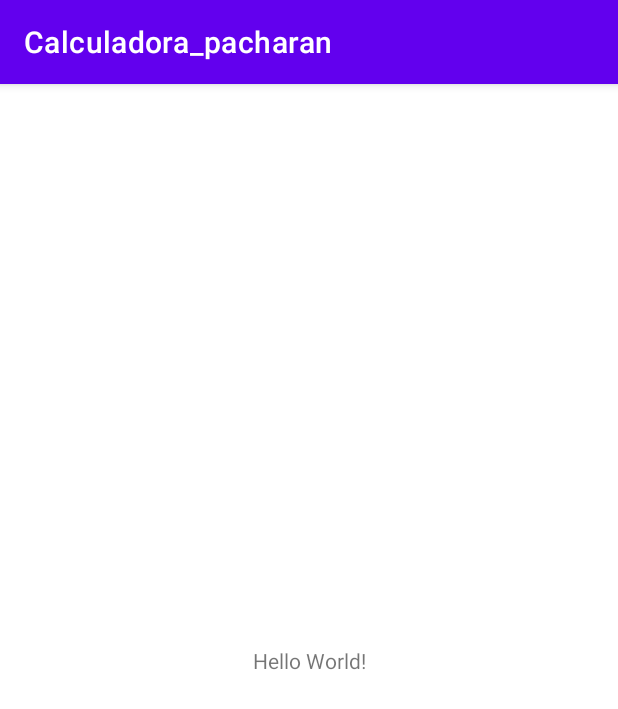
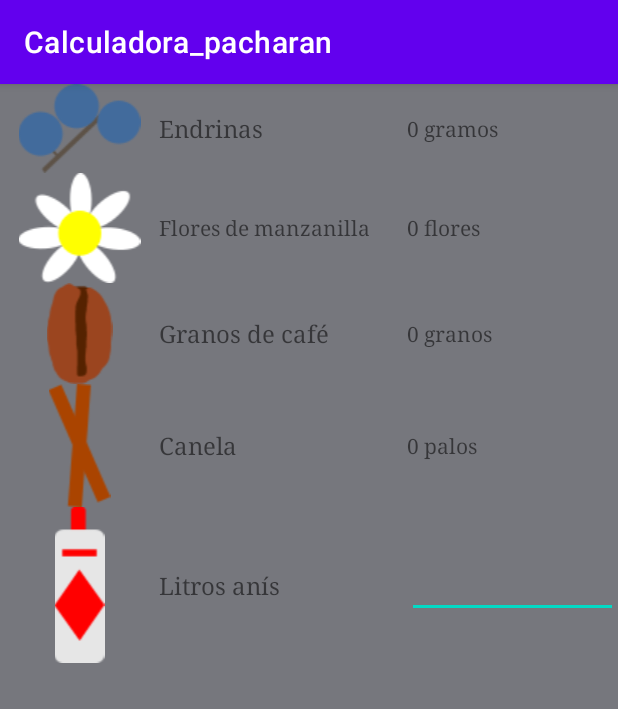
Before and after one commit to javierfh03/Calculadora_pacharan, an Android app: the screen it shows after launch (MainActivity), on a phone screen of 412 x 824 dp. Shown: the top 709 px of the screen. Run offline under Robolectric (Android 15) with nearby library versions, the phone set to English and light mode, and no system bars.

Commit message:
Pequeños cambios en la interfaz

```diff
--- a/app/src/main/res/layout/activity_main.xml
+++ b/app/src/main/res/layout/activity_main.xml
@@ -4,15 +4,169 @@
     xmlns:tools="http://schemas.android.com/tools"
     android:layout_width="match_parent"
     android:layout_height="match_parent"
+    android:background="@color/material_dynamic_neutral50"
     tools:context=".MainActivity">
 
-    <TextView
-        android:layout_width="wrap_content"
-        android:layout_height="wrap_content"
-        android:text="Hello World!"
-        app:layout_constraintBottom_toBottomOf="parent"
-        app:layout_constraintEnd_toEndOf="parent"
-        app:layout_constraintStart_toStartOf="parent"
-        app:layout_constraintTop_toTopOf="parent" />
+    <TableLayout
+        android:layout_width="match_parent"
+        android:layout_height="match_parent">
+
+        <TableRow
+            android:layout_width="match_parent"
+            android:layout_height="match_parent"
+            android:gravity="center">
+
+            <ImageView
+                android:id="@+id/imageView"
+                android:layout_width="46dp"
+                android:layout_height="wrap_content"
+                android:layout_weight="1"
+                app:srcCompat="@drawable/endrina" />
+
+            <TextView
+                android:id="@+id/textView3"
+                android:layout_width="wrap_content"
+                android:layout_height="wrap_content"
+                android:layout_weight="1"
+                android:fontFamily="serif"
+                android:text="Endrinas"
+                android:textSize="16sp" />
+
+            <TextView
+                android:id="@+id/textView4"
+                android:layout_width="wrap_content"
+                android:layout_height="wrap_content"
+                android:layout_weight="1"
+                android:fontFamily="serif"
+                android:text="0 gramos" />
+        </TableRow>
+
+        <TableRow
+            android:layout_width="match_parent"
+            android:layout_height="match_parent"
+            android:gravity="center">
+
+            <ImageView
+                android:id="@+id/imageView"
+                android:layout_width="wrap_content"
+                android:layout_height="wrap_content"
+                android:layout_weight="1"
+                app:srcCompat="@drawable/manzanilla" />
+
+            <TextView
+                android:id="@+id/textView3"
+                android:layout_width="wrap_content"
+                android:layout_height="wrap_content"
+                android:layout_weight="1"
+                android:fontFamily="serif"
+                android:text="Flores de manzanilla"
+                android:textSize="14sp" />
+
+            <TextView
+                android:id="@+id/textView4"
+                android:layout_width="wrap_content"
+                android:layout_height="wrap_content"
+                android:layout_weight="1"
+                android:fontFamily="serif"
+                android:text="0 flores" />
+        </TableRow>
+
+        <TableRow
+            android:layout_width="match_parent"
+            android:layout_height="match_parent"
+            android:gravity="center">
+
+            <ImageView
+                android:id="@+id/imageView"
+                android:layout_width="66dp"
+                android:layout_height="wrap_content"
+                android:layout_weight="1"
+                app:srcCompat="@drawable/cafe" />
+
+            <TextView
+                android:id="@+id/textView3"
+                android:layout_width="wrap_content"
+                android:layout_height="wrap_content"
+                android:layout_weight="1"
+                android:fontFamily="serif"
+                android:text="Granos de café"
+                android:textSize="16sp" />
+
+            <TextView
+                android:id="@+id/textView4"
+                android:layout_width="wrap_content"
+                android:layout_height="wrap_content"
+                android:layout_weight="1"
+                android:fontFamily="serif"
+                android:text="0 granos" />
+
+        </TableRow>
+
+        <TableRow
+            android:layout_width="match_parent"
+            android:layout_height="match_parent"
+            android:gravity="center">
+
+            <ImageView
+                android:id="@+id/imageView"
+                android:layout_width="wrap_content"
+                android:layout_height="wrap_content"
+                android:layout_weight="1"
+                app:srcCompat="@drawable/canela" />
+
+            <TextView
+                android:id="@+id/textView3"
+                android:layout_width="wrap_content"
+                android:layout_height="wrap_content"
+                android:layout_weight="1"
+                android:fontFamily="serif"
+                android:text="Canela"
+                android:textSize="16sp" />
+
+            <TextView
+                android:id="@+id/textView4"
+                android:layout_width="wrap_content"
+                android:layout_height="wrap_content"
+                android:layout_weight="1"
+                android:fontFamily="serif"
+                android:text="0 palos" />
+
+            <Space
+                android:layout_width="wrap_content"
+                android:layout_height="wrap_content" />
+
+        </TableRow>
+
+        <TableRow
+            android:layout_width="match_parent"
+            android:layout_height="match_parent"
+            android:gravity="center">
+
+            <ImageView
+                android:id="@+id/imageView"
+                android:layout_width="50dp"
+                android:layout_height="wrap_content"
+                android:layout_weight="1"
+                app:srcCompat="@drawable/anis" />
+
+            <TextView
+                android:id="@+id/textView"
+                android:layout_width="5dp"
+                android:layout_height="wrap_content"
+                android:layout_weight="1"
+                android:fontFamily="serif"
+                android:text="Litros anís"
+                android:textSize="16sp" />
+
+            <EditText
+                android:id="@+id/editTextNumber"
+                android:layout_width="115dp"
+                android:layout_height="wrap_content"
+                android:layout_weight="1"
+                android:ems="10"
+                android:fontFamily="serif"
+                android:inputType="number" />
+        </TableRow>
+    </TableLayout>
 
 </androidx.constraintlayout.widget.ConstraintLayout>
```
Also changed, not shown: app/src/main/res/drawable/anis.png (added), app/src/main/res/drawable/cafe.png (added), app/src/main/res/drawable/canela.png (added), app/src/main/res/drawable/endrina.png (added), app/src/main/res/drawable/manzanilla.png (added).
